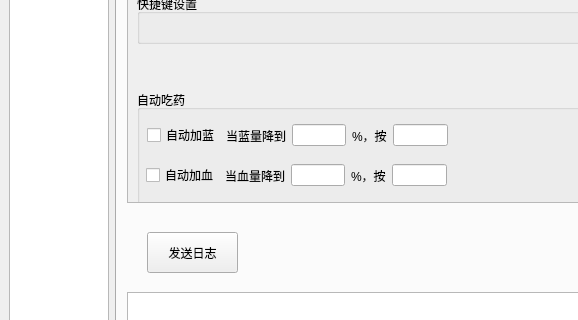
First picture: the form in mainwindow.ui, repository kinvcode/BattleMush, before the edit; both pictures show x 0 to 578 and y 173 to 493 of the 800 by 600 pixel window.
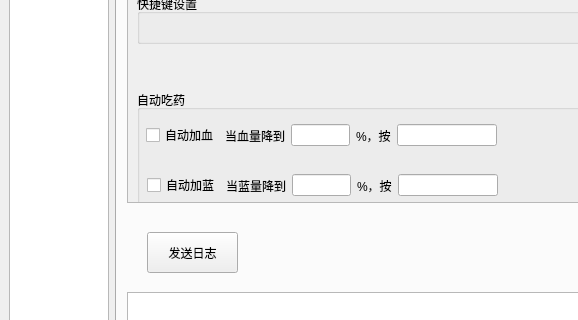
Second picture: the form after the edit. Custom widgets are drawn as their Qt base class.

Diff of the .ui file:
```diff
--- a/mainwindow.ui
+++ b/mainwindow.ui
@@ -157,8 +157,8 @@
                  <property name="geometry">
                   <rect>
                    <x>10</x>
-                   <y>30</y>
-                   <width>301</width>
+                   <y>80</y>
+                   <width>351</width>
                    <height>31</height>
                   </rect>
                  </property>
@@ -188,7 +188,14 @@
                    </widget>
                   </item>
                   <item>
-                   <widget class="QLineEdit" name="lineEdit_auto_add_mp_key"/>
+                   <widget class="HotkeyEdit" name="lineEdit_auto_add_mp_key">
+                    <property name="minimumSize">
+                     <size>
+                      <width>100</width>
+                      <height>0</height>
+                     </size>
+                    </property>
+                   </widget>
                   </item>
                  </layout>
                 </widget>
@@ -196,8 +203,8 @@
                  <property name="geometry">
                   <rect>
                    <x>9</x>
-                   <y>70</y>
-                   <width>301</width>
+                   <y>30</y>
+                   <width>351</width>
                    <height>31</height>
                   </rect>
                  </property>
@@ -227,7 +234,14 @@
                    </widget>
                   </item>
                   <item>
-                   <widget class="QLineEdit" name="lineEdit_auto_add_hp_key"/>
+                   <widget class="HotkeyEdit" name="lineEdit_auto_add_hp_key">
+                    <property name="minimumSize">
+                     <size>
+                      <width>100</width>
+                      <height>0</height>
+                     </size>
+                    </property>
+                   </widget>
                   </item>
                  </layout>
                 </widget>
@@ -320,6 +334,13 @@
    </layout>
   </widget>
  </widget>
+ <customwidgets>
+  <customwidget>
+   <class>HotkeyEdit</class>
+   <extends>QLineEdit</extends>
+   <header>widgets/hotkeyedit.h</header>
+  </customwidget>
+ </customwidgets>
  <resources/>
  <connections/>
 </ui>
```
